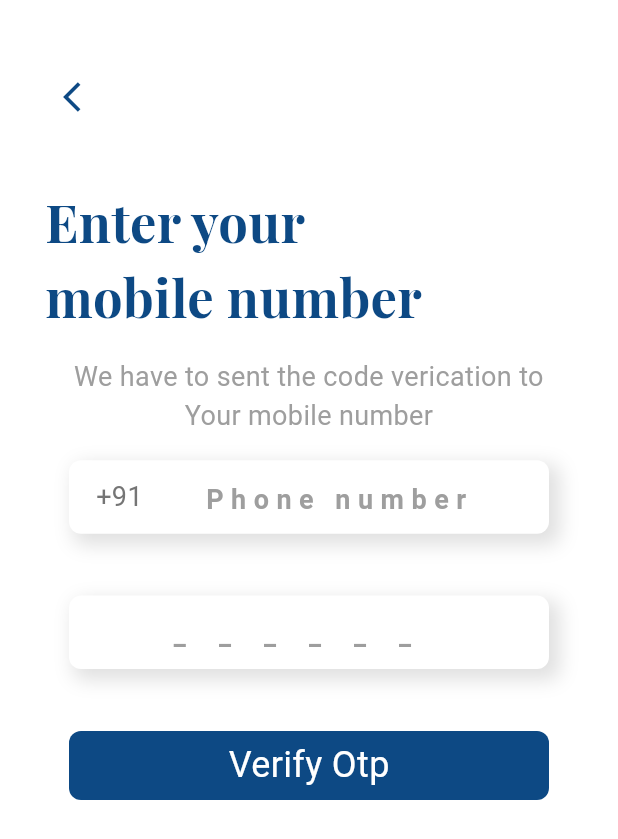
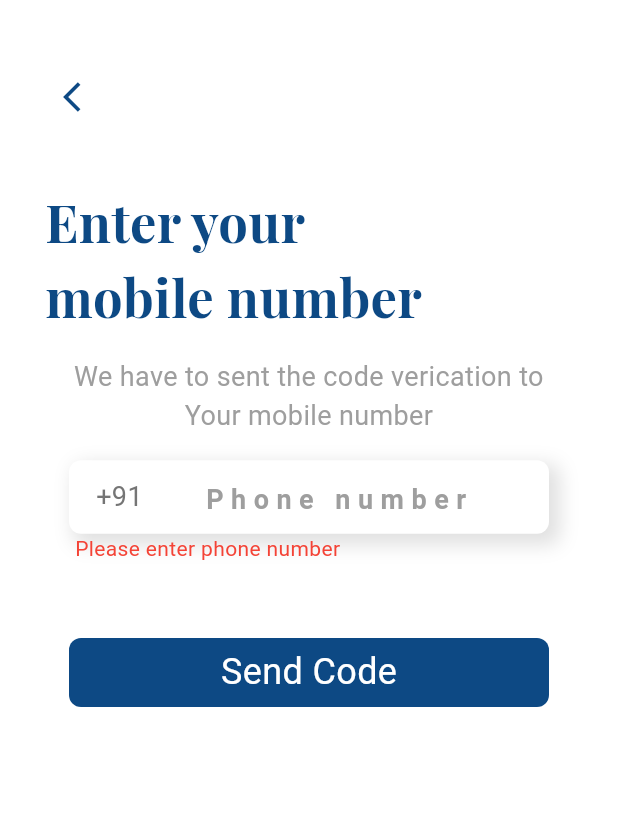
Before and after one commit to Sidharth-R-07/users, a Flutter app: the PhoneAuthenticationScreen screen opened directly, after a tap on "Send Code", on a phone screen of 412 x 824 dp. Shown: the top 839 px of the screen. Run offline on Flutter 3.47's test engine with Material 2 defaults, Android fonts, the phone set to English and light mode, and no system bars; our stand-ins replace cloud_firestore, firebase_auth, firebase_core, flutter_spinkit, fluttertoast, google_fonts and 1 more; accounts and stored records are empty; Roboto replaces fonts that are missing (Mukta).

Commit message:
Implemented phone authentication functionality

```diff
--- a/lib/main.dart
+++ b/lib/main.dart
@@ -2,7 +2,6 @@ import 'package:flutter/material.dart';
 import 'package:fluttertoast/fluttertoast.dart';
 import 'package:provider/provider.dart';
 import 'package:firebase_core/firebase_core.dart';
-import 'package:users/screens/auth_screens/phone_athentication.dart';
 
 import 'screens/auth_screens/sign_in_screen.dart';
 import '../providers/auth_provider.dart';
@@ -43,7 +42,7 @@ class MyApp extends StatelessWidget {
             iconTheme: IconThemeData(color: primaryColor),
           ),
         ),
-        home: const PhoneAuthenticationScreen(),
+        home: const SignInScreen(),
       ),
     );
   }
--- a/lib/screens/auth_screens/phone_athentication.dart
+++ b/lib/screens/auth_screens/phone_athentication.dart
@@ -1,7 +1,13 @@
+import 'dart:async';
+import 'dart:developer';
+
 import 'package:flutter/material.dart';
 import 'package:provider/provider.dart';
+import 'package:users/screens/add_user_screen.dart';
 import 'package:users/utils/colors.dart';
+import 'package:users/utils/methods.dart';
 import 'package:users/widgets/phone_input_field.dart';
+import 'package:users/widgets/show_input_error.dart';
 
 import '../../providers/auth_provider.dart';
 import '../../utils/fonts.dart';
@@ -25,10 +31,20 @@ class _PhoneAuthenticationScreenState extends State<PhoneAuthenticationScreen> {
   bool isLoading = false;
   bool codeSended = false;
 
+  String phoneValidationText = '';
+  String otpValidationText = '';
+
+  int countDownSec = 60;
+
+  late Timer timer;
+
   @override
   void dispose() {
     phoneController.dispose();
+    otpController.dispose();
+    timer.cancel();
     otpFocusNode.dispose();
+
     super.dispose();
   }
 
@@ -89,9 +105,9 @@ class _PhoneAuthenticationScreenState extends State<PhoneAuthenticationScreen> {
                   hint: 'Phone number',
                   inputLength: 10,
                 ),
-
+                ShowInputError(error: phoneValidationText),
                 SizedBox(
-                  height: size.height * 0.05,
+                  height: size.height * 0.03,
                 ),
                 if (codeSended)
                   PhoneInputField(
@@ -101,20 +117,15 @@ class _PhoneAuthenticationScreenState extends State<PhoneAuthenticationScreen> {
                     isOtp: true,
                     focusNode: otpFocusNode,
                   ),
+                if (codeSended) ShowInputError(error: otpValidationText),
 
                 SizedBox(
-                  height: size.height * 0.05,
+                  height: size.height * 0.03,
                 ),
 
                 ///--------------------ON SUBMIT BUTTON------------------------
                 MyButton(
-                  onTap: () {
-                    if (!codeSended) {
-                      _sendOTP();
-                    } else {
-                      _verifyOTP();
-                    }
-                  },
+                  onTap: () => _submitFn(authProvider),
                   child: isLoading
                       ? const Loader()
                       : Text(
@@ -122,9 +133,51 @@ class _PhoneAuthenticationScreenState extends State<PhoneAuthenticationScreen> {
                           style: FontsProvider.whiteMediumText,
                         ),
                 ),
+                SizedBox(
+                  height: size.height * 0.02,
+                ),
+
+                if (codeSended)
+                  Center(
+                    child: Text(
+                      "Haven't recieved the verification code?",
+                      style: FontsProvider.hintText,
+                      textAlign: TextAlign.center,
+                    ),
+                  ),
+                SizedBox(
+                  height: size.height * 0.001,
+                ),
+
+                if (codeSended)
+                  Visibility(
+                    visible: countDownSec != 0,
+                    child: Center(
+                      child: Text(
+                        "00:$countDownSec",
+                        style:
+                            FontsProvider.headingMedium.copyWith(fontSize: 16),
+                        textAlign: TextAlign.center,
+                      ),
+                    ),
+                  ),
+                if (codeSended)
+                  Visibility(
+                    visible: countDownSec == 0,
+                    child: Center(
+                      child: TextButton(
+                        onPressed: () {},
+                        child: Text(
+                          'Resend',
+                          style: FontsProvider.headingMedium
+                              .copyWith(fontSize: 16),
+                        ),
+                      ),
+                    ),
+                  ),
 
                 SizedBox(
-                  height: size.height * 0.02,
+                  height: size.height * 0.03,
                 ),
               ],
             ),
@@ -134,17 +187,125 @@ class _PhoneAuthenticationScreenState extends State<PhoneAuthenticationScreen> {
     );
   }
 
-  _sendOTP() {
-    FocusScope.of(context).requestFocus(otpFocusNode);
+  _sendOTP(AuthProvider authProvider) async {
+    phoneValidation(phoneController.text.trim());
 
+    if (phoneValidationText.isNotEmpty) {
+      return;
+    }
     setState(() {
-      codeSended = true;
+      isLoading = true;
+    });
+    await authProvider
+        .signInWithPhone(phoneNumber: '+91${phoneController.text.trim()}')
+        .then((_) {
+      setState(() {
+        isLoading = false;
+        codeSended = true;
+      });
+
+      startTimer();
+      FocusScope.of(context).requestFocus(otpFocusNode);
     });
   }
 
-  _verifyOTP() {
+  _verifyOTP(AuthProvider authProvider) {
+    otpValidation(otpController.text.trim());
+
+    if (otpValidationText.isNotEmpty) {
+      return;
+    }
+
     setState(() {
-      codeSended = false;
+      isLoading = true;
+    });
+
+    authProvider.verifyOTP(otp: otpController.text.trim()).then((result) {
+      if (result == 'Sucessfull') {
+        timer.cancel();
+        Navigator.of(context).pushReplacement(MaterialPageRoute(
+          builder: (context) => const AddUserScreen(),
+        ));
+        showToast('Sign In Successfull');
+      } else {
+        showToast(result);
+      }
+    });
+    setState(() {
+      isLoading = false;
     });
   }
+
+  void startTimer() {
+    const oneSec = Duration(seconds: 1);
+    timer = Timer.periodic(
+      oneSec,
+      (Timer timer) {
+        if (countDownSec == 0) {
+          setState(() {
+            timer.cancel();
+          });
+        } else {
+          if (mounted) {
+            setState(() {
+              countDownSec--;
+            });
+          }
+        }
+
+        // log('TIMER:$countDownSec');
+      },
+    );
+  }
+
+  void phoneValidation(String val) {
+    if (val.isEmpty) {
+      setState(() {
+        phoneValidationText = 'Please enter phone number';
+      });
+    } else if (int.tryParse(val) == null) {
+      setState(() {
+        phoneValidationText = 'Only Number are allowed';
+      });
+    } else if (val.length != 10) {
+      setState(() {
+        phoneValidationText = 'Please enter valid phone number';
+      });
+    } else {
+      setState(() {
+        phoneValidationText = '';
+      });
+    }
+  }
+
+  void otpValidation(String val) {
+    if (val.isEmpty) {
+      setState(() {
+        otpValidationText = 'Please enter OTP';
+      });
+    } else if (int.tryParse(val) == null) {
+      setState(() {
+        phoneValidationText = 'Only Number are allowed';
+      });
+    } else if (val.length != 6) {
+      setState(() {
+        otpValidationText = 'Please enter valid OTP';
+      });
+    } else {
+      setState(() {
+        otpValidationText = '';
+      });
+    }
+  }
+
+  _submitFn(AuthProvider authProvider) {
+    phoneValidation(phoneController.text.trim());
+    otpValidation(otpController.text.trim());
+
+    if (!codeSended) {
+      _sendOTP(authProvider);
+    } else {
+      _verifyOTP(authProvider);
+    }
+  }
 }
```
Also changed, not shown: lib/providers/auth_provider.dart (+58 -0 lines), lib/screens/add_user_screen.dart (+4 -11 lines), lib/screens/auth_screens/sign_in_screen.dart (+16 -4 lines), lib/screens/auth_screens/sign_up_screen.dart (+6 -3 lines), lib/widgets/input_field.dart (line endings or trailing spaces), 1 other file.
